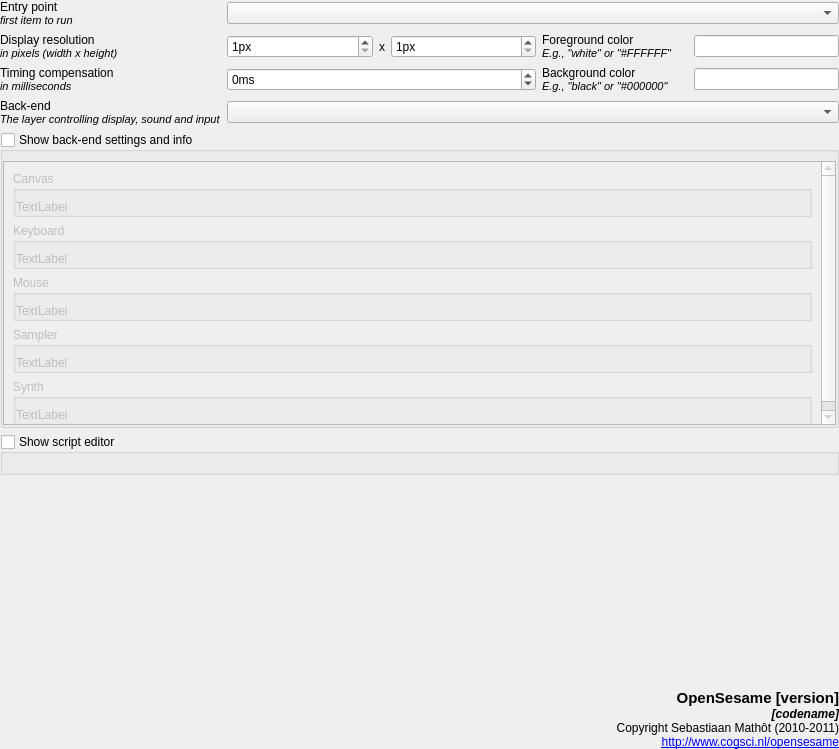
Qt form resources/general_widget.ui (open-cogsci/OpenSesame) before a commit.
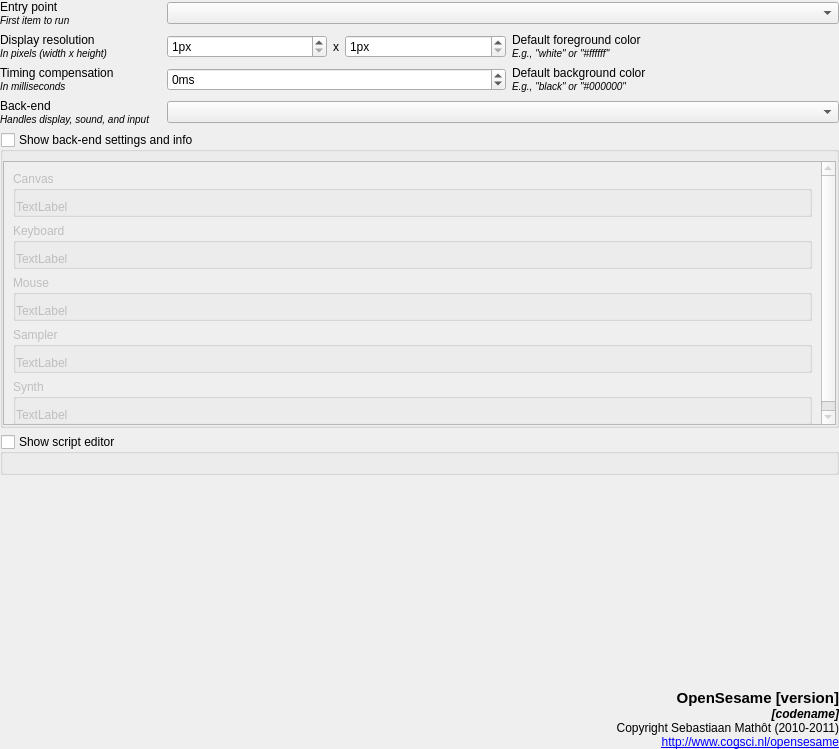
The same form after that commit.

Commit message: Improved color handling in general properties

```diff
--- a/resources/general_widget.ui
+++ b/resources/general_widget.ui
@@ -32,12 +32,8 @@
       <item row="0" column="0">
        <widget class="QLabel" name="label">
         <property name="text">
-         <string>&lt;!DOCTYPE HTML PUBLIC &quot;-//W3C//DTD HTML 4.0//EN&quot; &quot;http://www.w3.org/TR/REC-html40/strict.dtd&quot;&gt;
-&lt;html&gt;&lt;head&gt;&lt;meta name=&quot;qrichtext&quot; content=&quot;1&quot; /&gt;&lt;style type=&quot;text/css&quot;&gt;
-p, li { white-space: pre-wrap; }
-&lt;/style&gt;&lt;/head&gt;&lt;body style=&quot; font-family:'Ubuntu'; font-size:9pt; font-weight:400; font-style:normal;&quot;&gt;
-&lt;p style=&quot; margin-top:0px; margin-bottom:0px; margin-left:0px; margin-right:0px; -qt-block-indent:0; text-indent:0px;&quot;&gt;Entry point&lt;/p&gt;
-&lt;p style=&quot; margin-top:0px; margin-bottom:0px; margin-left:0px; margin-right:0px; -qt-block-indent:0; text-indent:0px;&quot;&gt;&lt;span style=&quot; font-size:8pt; font-style:italic;&quot;&gt;first item to run&lt;/span&gt;&lt;/p&gt;&lt;/body&gt;&lt;/html&gt;</string>
+         <string>Entry point&lt;br /&gt;
+&lt;small&gt;&lt;i&gt;First item to run&lt;/i&gt;&lt;/small&gt;</string>
         </property>
        </widget>
       </item>
@@ -51,12 +47,8 @@
       <item row="3" column="0">
        <widget class="QLabel" name="label_2">
         <property name="text">
-         <string>&lt;!DOCTYPE HTML PUBLIC &quot;-//W3C//DTD HTML 4.0//EN&quot; &quot;http://www.w3.org/TR/REC-html40/strict.dtd&quot;&gt;
-&lt;html&gt;&lt;head&gt;&lt;meta name=&quot;qrichtext&quot; content=&quot;1&quot; /&gt;&lt;style type=&quot;text/css&quot;&gt;
-p, li { white-space: pre-wrap; }
-&lt;/style&gt;&lt;/head&gt;&lt;body style=&quot; font-family:'Ubuntu'; font-size:9pt; font-weight:400; font-style:normal;&quot;&gt;
-&lt;p style=&quot; margin-top:0px; margin-bottom:0px; margin-left:0px; margin-right:0px; -qt-block-indent:0; text-indent:0px;&quot;&gt;Display resolution&lt;/p&gt;
-&lt;p style=&quot; margin-top:0px; margin-bottom:0px; margin-left:0px; margin-right:0px; -qt-block-indent:0; text-indent:0px;&quot;&gt;&lt;span style=&quot; font-size:8pt; font-style:italic;&quot;&gt;in pixels (width x height)&lt;/span&gt;&lt;/p&gt;&lt;/body&gt;&lt;/html&gt;</string>
+         <string>Display resolution&lt;br /&gt;
+&lt;small&gt;&lt;i&gt;In pixels (width x height)&lt;/i&gt;&lt;/small&gt;</string>
         </property>
        </widget>
       </item>
@@ -108,12 +100,8 @@
       <item row="4" column="0">
        <widget class="QLabel" name="label_6">
         <property name="text">
-         <string>&lt;!DOCTYPE HTML PUBLIC &quot;-//W3C//DTD HTML 4.0//EN&quot; &quot;http://www.w3.org/TR/REC-html40/strict.dtd&quot;&gt;
-&lt;html&gt;&lt;head&gt;&lt;meta name=&quot;qrichtext&quot; content=&quot;1&quot; /&gt;&lt;style type=&quot;text/css&quot;&gt;
-p, li { white-space: pre-wrap; }
-&lt;/style&gt;&lt;/head&gt;&lt;body style=&quot; font-family:'Ubuntu'; font-size:9pt; font-weight:400; font-style:normal;&quot;&gt;
-&lt;p style=&quot; margin-top:0px; margin-bottom:0px; margin-left:0px; margin-right:0px; -qt-block-indent:0; text-indent:0px;&quot;&gt;Timing compensation&lt;/p&gt;
-&lt;p style=&quot; margin-top:0px; margin-bottom:0px; margin-left:0px; margin-right:0px; -qt-block-indent:0; text-indent:0px;&quot;&gt;&lt;span style=&quot; font-size:8pt; font-style:italic;&quot;&gt;in milliseconds&lt;/span&gt;&lt;/p&gt;&lt;/body&gt;&lt;/html&gt;</string>
+         <string>Timing compensation&lt;br /&gt;
+&lt;small&gt;&lt;i&gt;In milliseconds&lt;/i&gt;&lt;/small&gt;</string>
         </property>
        </widget>
       </item>
@@ -136,62 +124,24 @@
       <item row="4" column="4">
        <widget class="QLabel" name="label_5">
         <property name="text">
-         <string>&lt;!DOCTYPE HTML PUBLIC &quot;-//W3C//DTD HTML 4.0//EN&quot; &quot;http://www.w3.org/TR/REC-html40/strict.dtd&quot;&gt;
-&lt;html&gt;&lt;head&gt;&lt;meta name=&quot;qrichtext&quot; content=&quot;1&quot; /&gt;&lt;style type=&quot;text/css&quot;&gt;
-p, li { white-space: pre-wrap; }
-&lt;/style&gt;&lt;/head&gt;&lt;body style=&quot; font-family:'Ubuntu'; font-size:9pt; font-weight:400; font-style:normal;&quot;&gt;
-&lt;p style=&quot; margin-top:0px; margin-bottom:0px; margin-left:0px; margin-right:0px; -qt-block-indent:0; text-indent:0px;&quot;&gt;Background color&lt;/p&gt;
-&lt;p style=&quot; margin-top:0px; margin-bottom:0px; margin-left:0px; margin-right:0px; -qt-block-indent:0; text-indent:0px;&quot;&gt;&lt;span style=&quot; font-size:8pt; font-style:italic;&quot;&gt;E.g., &amp;quot;black&amp;quot; or &amp;quot;#000000&amp;quot;&lt;/span&gt;&lt;/p&gt;&lt;/body&gt;&lt;/html&gt;</string>
-        </property>
-       </widget>
-      </item>
-      <item row="4" column="5">
-       <widget class="QLineEdit" name="edit_background">
-        <property name="sizePolicy">
-         <sizepolicy hsizetype="Preferred" vsizetype="Fixed">
-          <horstretch>0</horstretch>
-          <verstretch>0</verstretch>
-         </sizepolicy>
-        </property>
-        <property name="toolTip">
-         <string>Default background color</string>
-        </property>
-       </widget>
-      </item>
-      <item row="3" column="5">
-       <widget class="QLineEdit" name="edit_foreground">
-        <property name="sizePolicy">
-         <sizepolicy hsizetype="Preferred" vsizetype="Fixed">
-          <horstretch>0</horstretch>
-          <verstretch>0</verstretch>
-         </sizepolicy>
-        </property>
-        <property name="toolTip">
-         <string>Default foreground color</string>
+         <string>Default background color&lt;br /&gt;
+&lt;small&gt;&lt;i&gt;E.g., &quot;black&quot; or &quot;#000000&quot;&lt;/i&gt;&lt;/small&gt;</string>
         </property>
        </widget>
       </item>
       <item row="3" column="4">
        <widget class="QLabel" name="label_4">
         <property name="text">
-         <string>&lt;!DOCTYPE HTML PUBLIC &quot;-//W3C//DTD HTML 4.0//EN&quot; &quot;http://www.w3.org/TR/REC-html40/strict.dtd&quot;&gt;
-&lt;html&gt;&lt;head&gt;&lt;meta name=&quot;qrichtext&quot; content=&quot;1&quot; /&gt;&lt;style type=&quot;text/css&quot;&gt;
-p, li { white-space: pre-wrap; }
-&lt;/style&gt;&lt;/head&gt;&lt;body style=&quot; font-family:'Ubuntu'; font-size:9pt; font-weight:400; font-style:normal;&quot;&gt;
-&lt;p style=&quot; margin-top:0px; margin-bottom:0px; margin-left:0px; margin-right:0px; -qt-block-indent:0; text-indent:0px;&quot;&gt;Foreground color&lt;/p&gt;
-&lt;p style=&quot; margin-top:0px; margin-bottom:0px; margin-left:0px; margin-right:0px; -qt-block-indent:0; text-indent:0px;&quot;&gt;&lt;span style=&quot; font-size:8pt; font-style:italic;&quot;&gt;E.g., &amp;quot;white&amp;quot; or &amp;quot;#FFFFFF&amp;quot;&lt;/span&gt;&lt;/p&gt;&lt;/body&gt;&lt;/html&gt;</string>
+         <string>Default foreground color&lt;br /&gt;
+&lt;small&gt;&lt;i&gt;E.g., &quot;white&quot; or &quot;#ffffff&quot;&lt;/i&gt;&lt;/small&gt;</string>
         </property>
        </widget>
       </item>
       <item row="5" column="0">
        <widget class="QLabel" name="label_8">
         <property name="text">
-         <string>&lt;!DOCTYPE HTML PUBLIC &quot;-//W3C//DTD HTML 4.0//EN&quot; &quot;http://www.w3.org/TR/REC-html40/strict.dtd&quot;&gt;
-&lt;html&gt;&lt;head&gt;&lt;meta name=&quot;qrichtext&quot; content=&quot;1&quot; /&gt;&lt;style type=&quot;text/css&quot;&gt;
-p, li { white-space: pre-wrap; }
-&lt;/style&gt;&lt;/head&gt;&lt;body style=&quot; font-family:'Ubuntu'; font-size:9pt; font-weight:400; font-style:normal;&quot;&gt;
-&lt;p style=&quot; margin-top:0px; margin-bottom:0px; margin-left:0px; margin-right:0px; -qt-block-indent:0; text-indent:0px;&quot;&gt;Back-end&lt;/p&gt;
-&lt;p style=&quot; margin-top:0px; margin-bottom:0px; margin-left:0px; margin-right:0px; -qt-block-indent:0; text-indent:0px;&quot;&gt;&lt;span style=&quot; font-size:8pt; font-style:italic;&quot;&gt;The layer controlling display, sound and input&lt;/span&gt;&lt;/p&gt;&lt;/body&gt;&lt;/html&gt;</string>
+         <string>Back-end&lt;br /&gt;
+&lt;small&gt;&lt;i&gt;Handles display, sound, and input&lt;/i&gt;&lt;/small&gt;</string>
         </property>
        </widget>
       </item>
```
Left out of the diff: 2 changed lines with no effect on the pictures. The commit also changes 23 other files.
